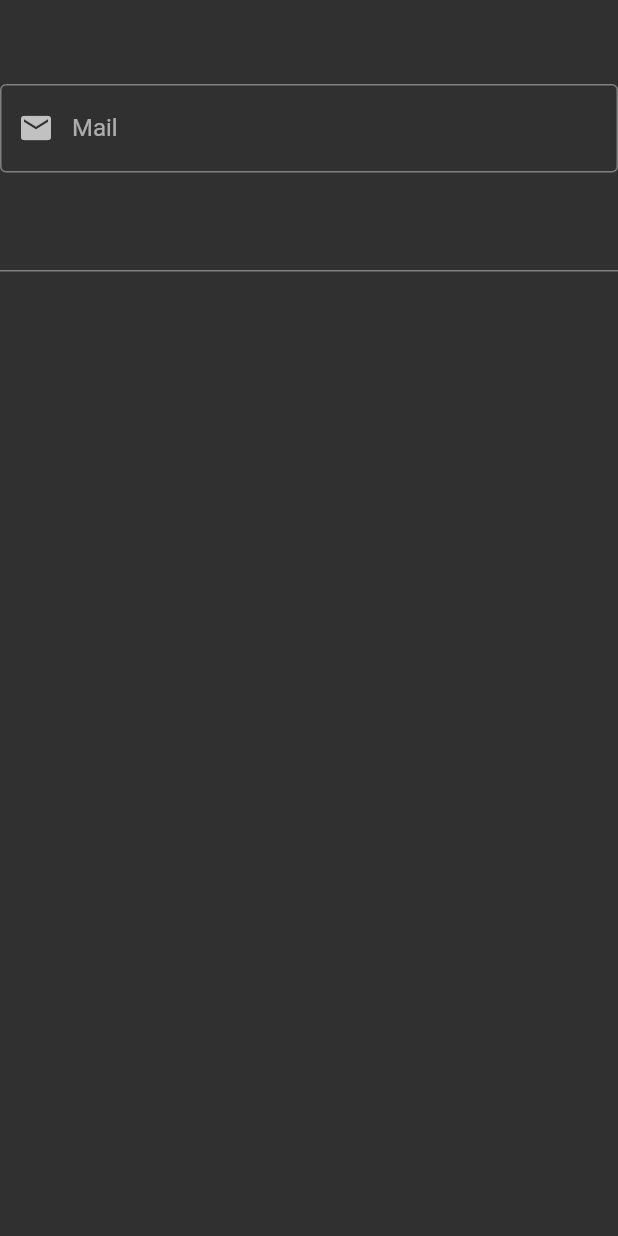
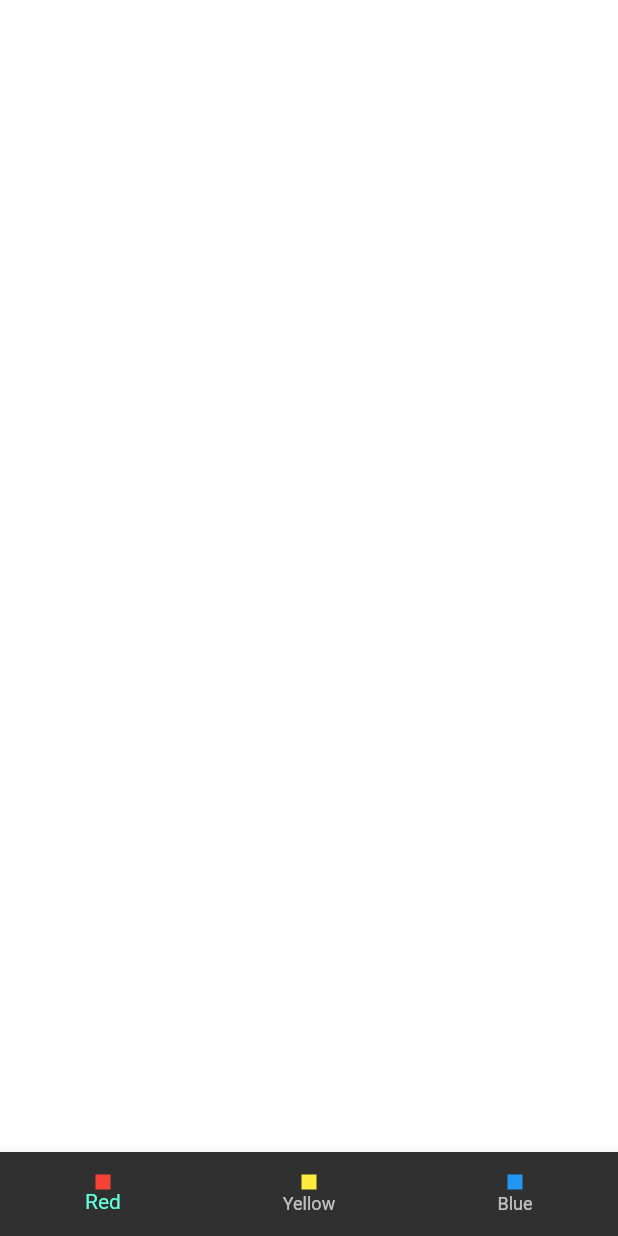
Before and after one commit to FrtSkr/flutter-full-learn, a Flutter app: the screen it shows after launch, on a phone screen of 412 x 824 dp. Run offline on Flutter 3.47's test engine with Material 2 defaults, Android fonts, the phone set to English and light mode, and no system bars.

Commit message:
color demos

```diff
--- /dev/null
+++ b/lib/demos/color_demos_view.dart
@@ -0,0 +1,73 @@
+import 'package:flutter/material.dart';
+
+class ColorDemos extends StatefulWidget {
+  const ColorDemos({Key? key}) : super(key: key);
+
+  @override
+  State<ColorDemos> createState() => _ColorDemosState();
+}
+
+class _ColorDemosState extends State<ColorDemos> {
+  Color? _backgroundColor = Colors.transparent;
+
+  void changeBackgroundColor(Color color) {
+    setState(() {
+      _backgroundColor = color;
+    });
+  }
+
+  @override
+  Widget build(BuildContext context) {
+    return Scaffold(
+      backgroundColor: _backgroundColor,
+      bottomNavigationBar: BottomNavigationBar(
+        onTap: _colorOnTap,
+        items: const [
+          BottomNavigationBarItem(
+            icon: _ColorContainer(color: Colors.red),
+            label: 'Red',
+          ),
+          BottomNavigationBarItem(
+            icon: _ColorContainer(
+              color: Colors.yellow,
+            ),
+            label: 'Yellow',
+          ),
+          BottomNavigationBarItem(
+            icon: _ColorContainer(
+              color: Colors.blue,
+            ),
+            label: 'Blue',
+          ),
+        ],
+      ),
+    );
+  }
+
+  void _colorOnTap(int value) => {
+        if (value == _MyColors.red.index)
+          {changeBackgroundColor(Colors.red)}
+        else if (value == _MyColors.yellow.index)
+          {changeBackgroundColor(Colors.yellow)}
+        else if (value == _MyColors.blue.index)
+          {changeBackgroundColor(Colors.blue)}
+      };
+}
+
+enum _MyColors { red, yellow, blue }
+
+class _ColorContainer extends StatelessWidget {
+  const _ColorContainer({
+    Key? key,
+    required this.color,
+  }) : super(key: key);
+  final Color color;
+  @override
+  Widget build(BuildContext context) {
+    return Container(
+      color: color,
+      width: 10,
+      height: 10,
+    );
+  }
+}
--- a/lib/main.dart
+++ b/lib/main.dart
@@ -6,6 +6,7 @@ import 'package:flutter_full_learn/101/stack_learn.dart';
 import 'package:flutter_full_learn/101/statefull_learn.dart';
 import 'package:flutter_full_learn/101/statefull_life_cycle_learn.dart';
 import 'package:flutter_full_learn/101/text_field_learn.dart';
+import 'package:flutter_full_learn/demos/color_demos_view.dart';
 
 void main() {
   // Proje burada başlar ama proje şeması MaterialApp de çizilir ve proje
@@ -47,7 +48,7 @@ class MyApp extends StatelessWidget {
             backgroundColor: Colors.transparent,
             elevation: 0,
           )),
-      home: const TextFieldLearn(),
+      home: const ColorDemos(),
     );
   }
 }
```
